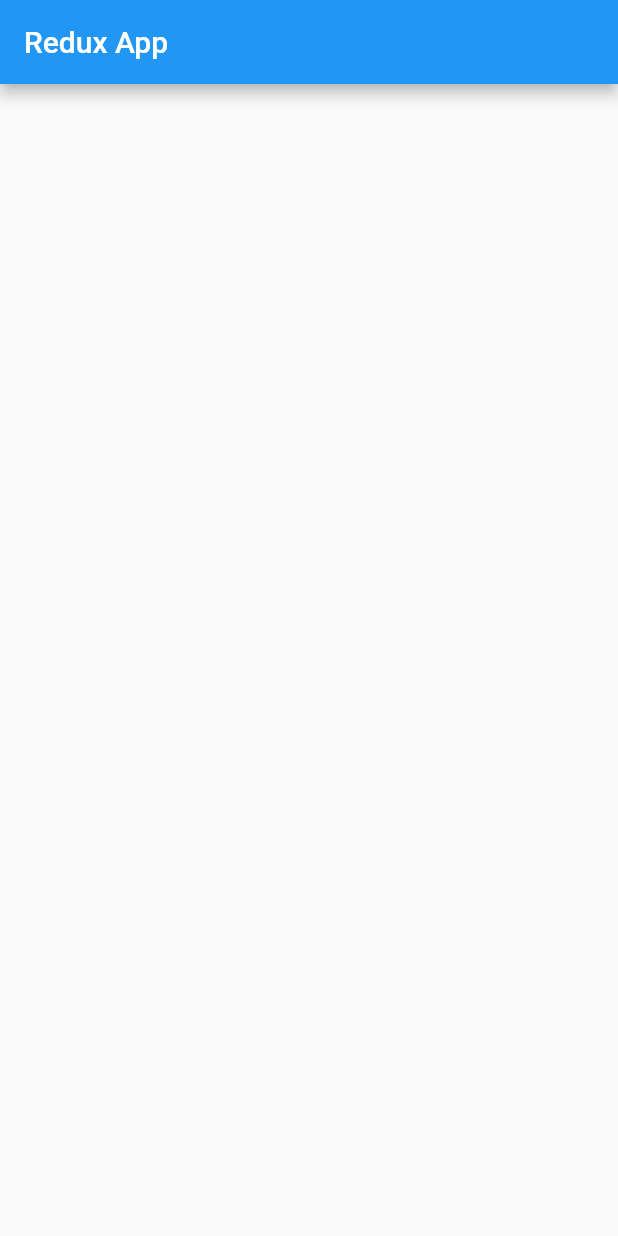
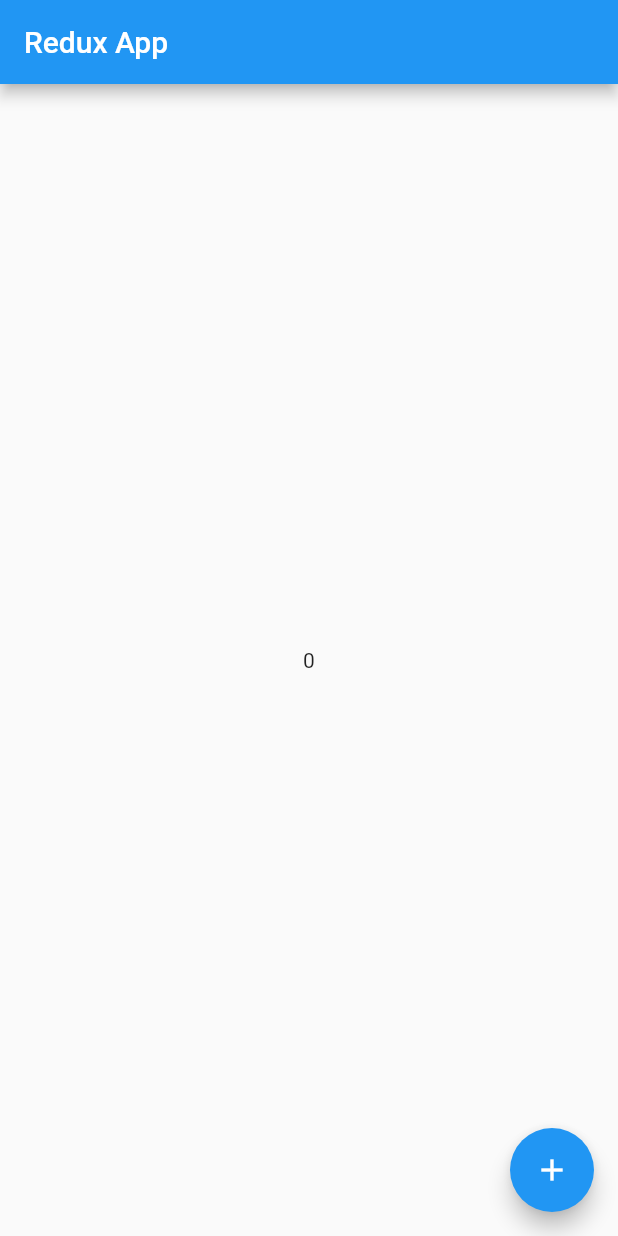
Before and after one commit to Nothing-Works/flutter_ui, a Flutter app: the screen it shows after launch, on a phone screen of 412 x 824 dp. Run offline on Flutter 3.47's test engine with Material 2 defaults, Android fonts, the phone set to English and light mode, and no system bars; our stand-ins replace bloc, equatable, flutter_bloc, flutter_redux, redux, rxdart; missing offline and left inert: folding_cell; generated files the repository leaves out were written again.

Commit message:
basic setup

```diff
--- /dev/null
+++ b/lib/src/apps/redux/actions/counter_actions.dart
@@ -0,0 +1,3 @@
+class Increment {}
+
+class Decrement {}
--- /dev/null
+++ b/lib/src/apps/redux/models/app_state.dart
@@ -0,0 +1,7 @@
+class AppState {
+  final int counter;
+
+  AppState(this.counter);
+
+  factory AppState.initialState() => AppState(0);
+}
--- /dev/null
+++ b/lib/src/apps/redux/reducers/app_reducer.dart
@@ -0,0 +1,13 @@
+import 'package:redux/redux.dart';
+
+import './counter_reducers.dart';
+import '../actions/counter_actions.dart';
+import '../models/app_state.dart';
+
+Reducer<int> counterReducer = combineReducers<int>([
+  TypedReducer<int, Increment>(incrementReducer),
+  TypedReducer<int, Decrement>(decrementReducer),
+]);
+
+AppState appReducer(AppState state, action) =>
+    AppState(counterReducer(state.counter, action));
--- /dev/null
+++ b/lib/src/apps/redux/reducers/counter_reducers.dart
@@ -0,0 +1,9 @@
+import '../actions/counter_actions.dart';
+
+int incrementReducer(int counter, Increment action) {
+  return counter + 1;
+}
+
+int decrementReducer(int counter, Decrement action) {
+  return counter - 1;
+}
--- a/lib/src/apps/redux/redux_app.dart
+++ b/lib/src/apps/redux/redux_app.dart
@@ -1,10 +1,15 @@
 import 'package:flutter/material.dart';
+import 'package:redux/redux.dart';
 
+import './models/app_state.dart';
+import './reducers/app_reducer.dart';
 import './ui/redux_home.dart';
 
 class ReduxApp extends StatelessWidget {
+  final store =
+      Store<AppState>(appReducer, initialState: AppState.initialState());
   @override
   Widget build(BuildContext context) {
-    return MaterialApp(home: ReduxHome());
+    return MaterialApp(home: ReduxHome(store: store));
   }
 }
--- a/lib/src/apps/redux/ui/redux_home.dart
+++ b/lib/src/apps/redux/ui/redux_home.dart
@@ -1,8 +1,35 @@
 import 'package:flutter/material.dart';
+import 'package:flutter_redux/flutter_redux.dart';
+import 'package:redux/redux.dart';
+
+import '../actions/counter_actions.dart';
+import '../models/app_state.dart';
 
 class ReduxHome extends StatelessWidget {
+  final Store<AppState> store;
+
+  ReduxHome({this.store});
+
   @override
   Widget build(BuildContext context) {
-    return Scaffold(appBar: AppBar(title: Text('Redux App')));
+    return StoreProvider<AppState>(
+        child: Scaffold(
+          appBar: AppBar(title: Text('Redux App')),
+          body: StoreConnector<AppState, int>(
+              builder: (BuildContext context, int counter) {
+                return Center(child: Text('$counter'));
+              },
+              converter: (store) => store.state.counter),
+          floatingActionButton: StoreConnector<AppState, VoidCallback>(
+              builder: (BuildContext context, VoidCallback callback) {
+            return FloatingActionButton(
+              onPressed: callback,
+              child: Icon(Icons.add),
+            );
+          }, converter: (store) {
+            return () => store.dispatch(Increment());
+          }),
+        ),
+        store: store);
   }
 }
```
